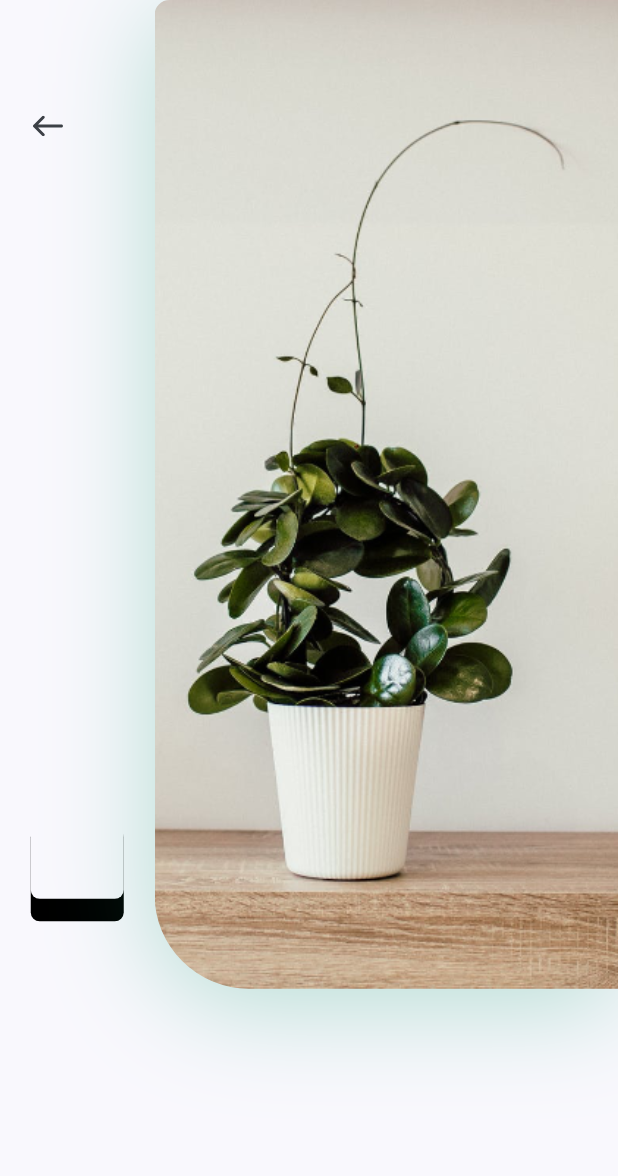
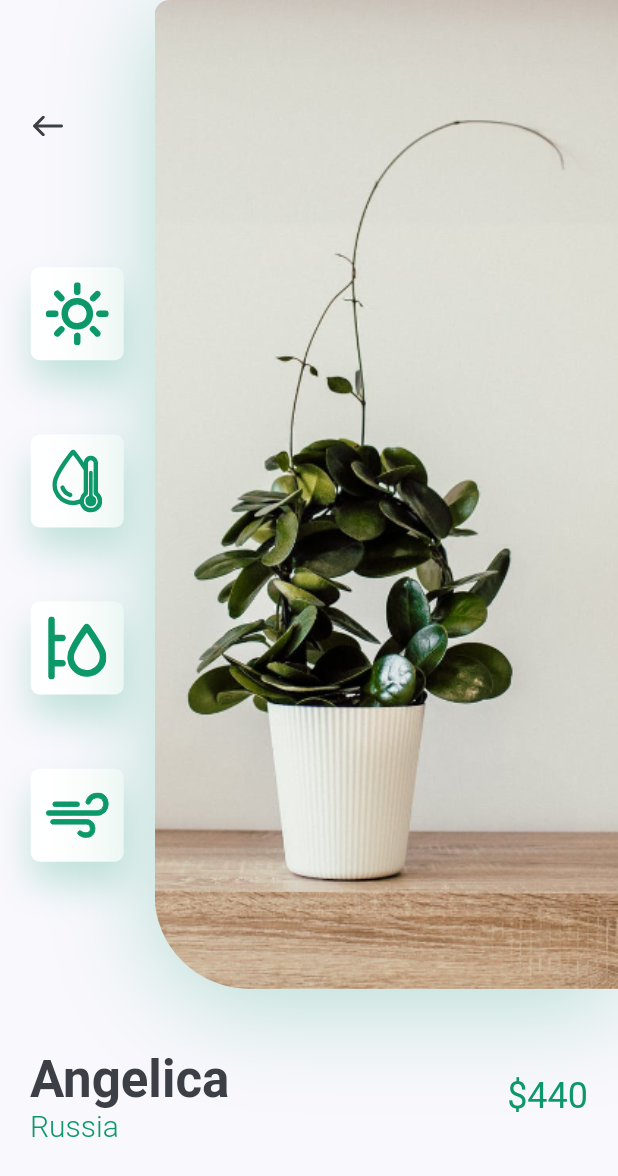
Before and after one commit to Imamuna/plant_app, a Flutter app: the DetailsScreen screen opened directly, on a phone screen of 412 x 824 dp. Shown: the top 1176 px of the screen. Run offline on Flutter 3.47's test engine with Material 2 defaults, Android fonts, the phone set to English and light mode, and no system bars; our stand-ins replace flutter_svg.

Commit message:
Initial commit

```diff
--- a/lib/screens/details/components/body.dart
+++ b/lib/screens/details/components/body.dart
@@ -1,6 +1,10 @@
 import 'package:flutter/material.dart';
 import 'package:flutter_svg/svg.dart';
 import 'package:plant_app/constants.dart';
+import 'package:plant_app/screens/details/components/title_and_price_card.dart';
+
+import 'icon_card.dart';
+import 'images_and_icons.dart';
 
 class Body extends StatelessWidget {
   const Body({Key? key}) : super(key: key);
@@ -8,72 +12,17 @@ class Body extends StatelessWidget {
   @override
   Widget build(BuildContext context) {
     Size size = MediaQuery.of(context).size;
-    return Column(
-      children: [
-        SizedBox(
-          height: size.height * 0.8,
-          child: Row(
-            children: [
-              Expanded(
-                child: Padding(
-                  padding: EdgeInsets.symmetric(vertical: kDefaultPadding * 3),
-                  child: Column(
-                    children: [
-                      Align(
-                        alignment: Alignment.topLeft,
-                        child: IconButton(
-                          padding:
-                              EdgeInsets.symmetric(horizontal: kDefaultPadding),
-                          icon: SvgPicture.asset('icons/back_arrow.svg'),
-                          onPressed: () {
-                            Navigator.pop(context);
-                          },
-                        ),
-                      ),
-                      const Spacer(),
-                      Container(
-                        height: 62,
-                        width: 62,
-                        decoration: BoxDecoration(
-                          color: kBackgroundColor,
-                          borderRadius: BorderRadius.circular(6),
-                          boxShadow: [
-                            BoxShadow(
-                              offset: Offset(0, 15),
-                            ),
-                          ],
-                        ),
-                      )
-                    ],
-                  ),
-                ),
-              ),
-              Container(
-                height: size.height * 0.8,
-                width: size.width * 0.75,
-                decoration: BoxDecoration(
-                  borderRadius: const BorderRadius.only(
-                    topLeft: Radius.circular(10),
-                    bottomLeft: Radius.circular(63),
-                  ),
-                  image: const DecorationImage(
-                    fit: BoxFit.cover,
-                    alignment: Alignment.centerLeft,
-                    image: AssetImage('images/img.png'),
-                  ),
-                  boxShadow: [
-                    BoxShadow(
-                      offset: const Offset(0, 10),
-                      blurRadius: 60,
-                      color: kPrimaryColor.withOpacity(0.29),
-                    ),
-                  ],
-                ),
-              )
-            ],
-          ),
-        ),
-      ],
+    return SingleChildScrollView(
+      child: Column(
+        children: [
+          ImagesandIconsCard(size: size),
+          const TitleandPrice(
+            price: 440,
+            country: 'Russia',
+            title: 'Angelica',
+          )
+        ],
+      ),
     );
   }
 }
--- /dev/null
+++ b/lib/screens/details/components/icon_card.dart
@@ -0,0 +1,34 @@
+import 'package:flutter/material.dart';
+import 'package:flutter_svg/svg.dart';
+
+import '../../../constants.dart';
+
+class IconCard extends StatelessWidget {
+  const IconCard({
+    Key? key,
+    required this.icon,
+  }) : super(key: key);
+  final String icon;
+  @override
+  Widget build(BuildContext context) {
+    Size size = MediaQuery.of(context).size;
+    return Container(
+      margin: EdgeInsets.symmetric(vertical: size.height * 0.03),
+      padding: EdgeInsets.all(kDefaultPadding / 2),
+      height: 62,
+      width: 62,
+      decoration: BoxDecoration(
+        color: Colors.white,
+        borderRadius: BorderRadius.circular(6),
+        boxShadow: [
+          BoxShadow(
+            offset: Offset(0, 15),
+            blurRadius: 20,
+            color: kPrimaryColor.withOpacity(0.22),
+          ),
+        ],
+      ),
+      child: SvgPicture.asset(icon),
+    );
+  }
+}
--- /dev/null
+++ b/lib/screens/details/components/images_and_icons.dart
@@ -0,0 +1,74 @@
+import 'package:flutter/material.dart';
+import 'package:flutter_svg/svg.dart';
+import '../../../constants.dart';
+import 'icon_card.dart';
+
+class ImagesandIconsCard extends StatelessWidget {
+  const ImagesandIconsCard({
+    Key? key,
+    required this.size,
+  }) : super(key: key);
+
+  final Size size;
+
+  @override
+  Widget build(BuildContext context) {
+    return Padding(
+      padding: const EdgeInsets.only(bottom: kDefaultPadding * 2),
+      child: SizedBox(
+        height: size.height * 0.8,
+        child: Row(
+          children: [
+            Expanded(
+              child: Padding(
+                padding: EdgeInsets.symmetric(vertical: kDefaultPadding * 3),
+                child: Column(
+                  children: [
+                    Align(
+                      alignment: Alignment.topLeft,
+                      child: IconButton(
+                        padding:
+                            EdgeInsets.symmetric(horizontal: kDefaultPadding),
+                        icon: SvgPicture.asset('icons/back_arrow.svg'),
+                        onPressed: () {
+                          Navigator.pop(context);
+                        },
+                      ),
+                    ),
+                    const Spacer(),
+                    const IconCard(icon: 'icons/sun.svg'),
+                    const IconCard(icon: 'icons/icon_2.svg'),
+                    const IconCard(icon: 'icons/icon_3.svg'),
+                    const IconCard(icon: 'icons/icon_4.svg')
+                  ],
+                ),
+              ),
+            ),
+            Container(
+              height: size.height * 0.8,
+              width: size.width * 0.75,
+              decoration: BoxDecoration(
+                borderRadius: const BorderRadius.only(
+                  topLeft: Radius.circular(10),
+                  bottomLeft: Radius.circular(63),
+                ),
+                image: const DecorationImage(
+                  fit: BoxFit.cover,
+                  alignment: Alignment.centerLeft,
+                  image: AssetImage('images/img.png'),
+                ),
+                boxShadow: [
+                  BoxShadow(
+                    offset: const Offset(0, 10),
+                    blurRadius: 60,
+                    color: kPrimaryColor.withOpacity(0.29),
+                  ),
+                ],
+              ),
+            )
+          ],
+        ),
+      ),
+    );
+  }
+}
--- /dev/null
+++ b/lib/screens/details/components/title_and_price_card.dart
@@ -0,0 +1,52 @@
+import 'package:flutter/material.dart';
+
+import '../../../constants.dart';
+
+class TitleandPrice extends StatelessWidget {
+  const TitleandPrice({
+    Key? key,
+    required this.title,
+    required this.country,
+    required this.price,
+  }) : super(key: key);
+
+  final String title, country;
+  final int price;
+
+  @override
+  Widget build(BuildContext context) {
+    return Padding(
+      padding: const EdgeInsets.symmetric(horizontal: kDefaultPadding),
+      child: Row(
+        children: [
+          RichText(
+            text: TextSpan(
+              children: [
+                TextSpan(
+                  text: '$title\n',
+                  style: Theme.of(context).textTheme.headline4?.copyWith(
+                      color: kTextColor, fontWeight: FontWeight.bold),
+                ),
+                TextSpan(
+                  text: country,
+                  style: const TextStyle(
+                      fontSize: 20,
+                      color: kPrimaryColor,
+                      fontWeight: FontWeight.w300),
+                ),
+              ],
+            ),
+          ),
+          Spacer(),
+          Text(
+            '\$$price',
+            style: Theme.of(context)
+                .textTheme
+                .headline5
+                ?.copyWith(color: kPrimaryColor),
+          )
+        ],
+      ),
+    );
+  }
+}
```
